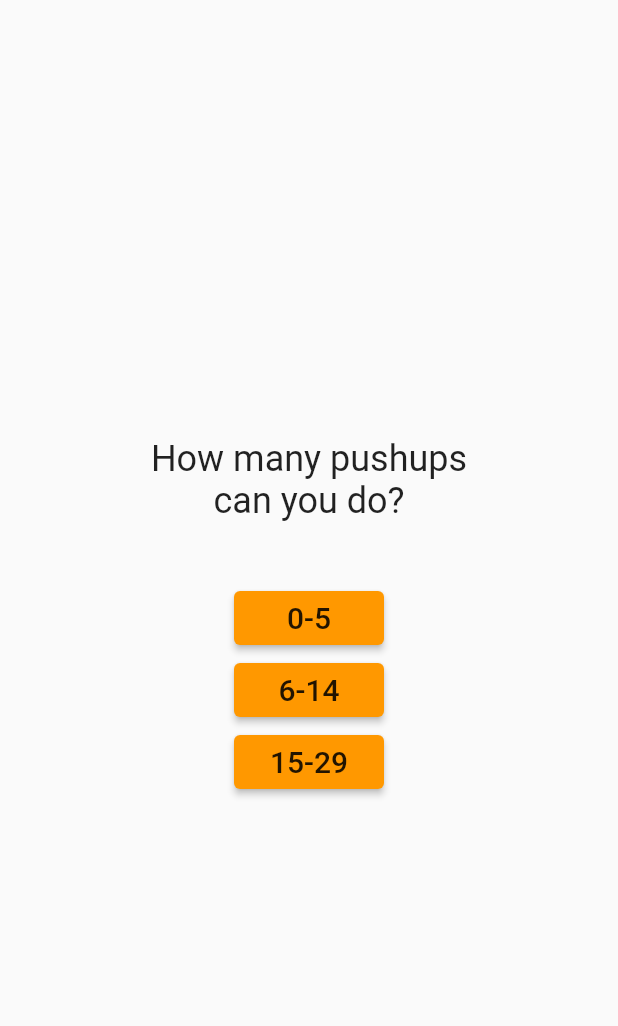
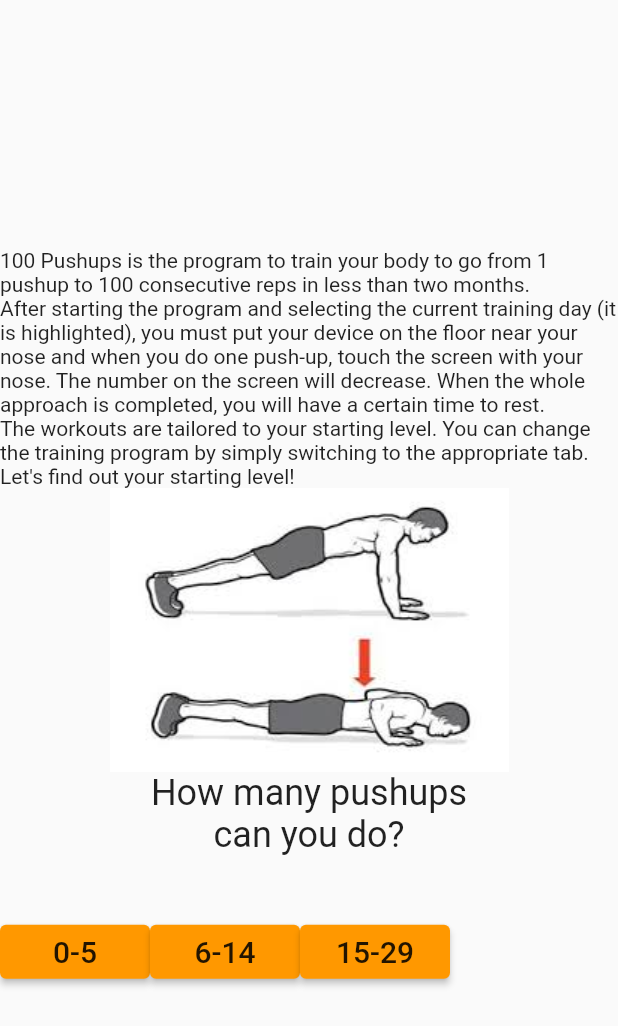
Before and after one commit to dariagorlova/pushups_app, a Flutter app: the screen it shows after launch, on a phone screen of 412 x 824 dp. Shown: the top 1026 px of the screen. Run offline on Flutter 3.47's test engine with Material 2 defaults, Android fonts, the phone set to English and light mode, and no system bars; our stand-ins replace auto_route, bloc, flutter_bloc, freezed_annotation, get_it, injectable and 1 more; missing offline and left inert: i69n.

Commit message:
add description on start page

```diff
--- a/lib/features/list/screen/widgets/select_training_program_view.dart
+++ b/lib/features/list/screen/widgets/select_training_program_view.dart
@@ -13,6 +13,9 @@ class SelectTrainingProgramView extends StatelessWidget {
         child: Column(
           mainAxisAlignment: MainAxisAlignment.center,
           children: [
+            Text(AppLocalizations.of(context).description),
+            // picture
+            Image.asset('assets/images/pushups.jpeg'),
             Text(
               AppLocalizations.of(context).startQuestion,
               style: Theme.of(context).textTheme.headline5,
@@ -21,6 +24,9 @@ class SelectTrainingProgramView extends StatelessWidget {
             const SizedBox(
               height: 40,
             ),
+
+            Row(
+              children: [
                 SizedBox(
                   width: 100,
                   child: ElevatedButton(
@@ -59,6 +65,8 @@ class SelectTrainingProgramView extends StatelessWidget {
                 ),
               ],
             ),
+          ],
+        ),
       ),
     );
   }
--- a/lib/localization/translations.i69n.dart
+++ b/lib/localization/translations.i69n.dart
@@ -50,8 +50,11 @@ class Translations implements i69n.I69nMessageBundle {
   String get quitBody => "Training is not finished. Do you want to go out?";
   String get yesButtonTitle => "Yes";
   String get noButtonTitle => "No";
+  String exerciseTitle(int day) => "Week ${day ~/ 3 + 1}, Day ${day % 3 + 1}";
   String listTile1(int numWeek) => "Week $numWeek, ";
   String listTile2(int numDay) => "Day $numDay";
+  String get description =>
+      "100 Pushups is the program to train your body to go from 1 pushup to 100 consecutive reps in less than two months.\nAfter starting the program and selecting the current training day (it is highlighted), you must put your device on the floor near your nose and when you do one push-up, touch the screen with your nose. The number on the screen will decrease. When the whole approach is completed, you will have a certain time to rest.\nThe workouts are tailored to your starting level. You can change the training program by simply switching to the appropriate tab.\nLet's find out your starting level!";
   Object operator [](String key) {
     var index = key.indexOf('.');
     if (index > 0) {
@@ -89,10 +92,14 @@ class Translations implements i69n.I69nMessageBundle {
         return yesButtonTitle;
       case 'noButtonTitle':
         return noButtonTitle;
+      case 'exerciseTitle':
+        return exerciseTitle;
       case 'listTile1':
         return listTile1;
       case 'listTile2':
         return listTile2;
+      case 'description':
+        return description;
       default:
         return key;
     }
--- a/lib/localization/translations.i69n.yaml
+++ b/lib/localization/translations.i69n.yaml
@@ -13,5 +13,7 @@ quitTitle: Want to quit?
 quitBody: Training is not finished. Do you want to go out?
 yesButtonTitle: Yes
 noButtonTitle: No
+exerciseTitle(int day): "Week ${day ~/ 3 + 1}, Day ${day % 3 + 1}"
 listTile1(int numWeek): "Week $numWeek, "
 listTile2(int numDay): "Day $numDay"
+description: 100 Pushups is the program to train your body to go from 1 pushup to 100 consecutive reps in less than two months.\nAfter starting the program and selecting the current training day (it is highlighted), you must put your device on the floor near your nose and when you do one push-up, touch the screen with your nose. The number on the screen will decrease. When the whole approach is completed, you will have a certain time to rest.\nThe workouts are tailored to your starting level. You can change the training program by simply switching to the appropriate tab.\nLet's find out your starting level!
--- a/lib/localization/translations_uk.i69n.dart
+++ b/lib/localization/translations_uk.i69n.dart
@@ -40,7 +40,7 @@ class Translations_uk extends Translations {
   String get tabNormal => "Звичайний";
   String get tabStrong => "Просунутий";
   String get tabExtreme => "Важкий";
-  String get startQuestion => "Скільки віджимань\nти можеш зробити?";
+  String get startQuestion => "Скільки віджимань\nВи можете зробити?";
   String get comeOn => "Давай-давай!";
   String get timeToRest => "Час відпочити!";
   String get continueIn => "Продовжемо через";
@@ -48,11 +48,15 @@ class Translations_uk extends Translations {
   String get congratulation => "Вітаю!";
   String get greatJob => "Чудова робота! Так тримати!";
   String get quitTitle => "Вийти?";
-  String get quitBody => "Тренування не завершенно. Бажаєш вийти?";
+  String get quitBody => "Тренування не завершенно. Бажаєте вийти?";
   String get yesButtonTitle => "Так";
   String get noButtonTitle => "Ні";
+  String exerciseTitle(int day) =>
+      "Тиждень ${day ~/ 3 + 1}, День ${day % 3 + 1}";
   String listTile1(int numWeek) => "Тиждень $numWeek, ";
   String listTile2(int numDay) => "День $numDay";
+  String get description =>
+      "100 віджимань це програма, що дозволяє тренувати тіло, щоб перейти від 1 віджимання до 100 повторень поспіль менш ніж за два місяці.\nЗапустивши програму і вибравши поточний день тренування (він виділений), Ви повинні покласти Ваш пристрій на підлогу в районі носа і, коли зробите один віджимання, торкнуться екрана носом. Цифра на екрані зменшиться. Коли весь підхід буде виконано, у Вас буде певний час для відпочинку.\nТренування складені з урахуванням Вашого початкового рівня. Ви зможете змінити програму тренування, просто переключившись на відповідну вкладку.\nДавайте дізнаємось Ваш початковий рівень!";
   Object operator [](String key) {
     var index = key.indexOf('.');
     if (index > 0) {
@@ -90,10 +94,14 @@ class Translations_uk extends Translations {
         return yesButtonTitle;
       case 'noButtonTitle':
         return noButtonTitle;
+      case 'exerciseTitle':
+        return exerciseTitle;
       case 'listTile1':
         return listTile1;
       case 'listTile2':
         return listTile2;
+      case 'description':
+        return description;
       default:
         return super[key];
     }
--- a/lib/localization/translations_uk.i69n.yaml
+++ b/lib/localization/translations_uk.i69n.yaml
@@ -2,7 +2,7 @@ mainPageTitle: 100 віджимань
 tabNormal: Звичайний
 tabStrong: Просунутий
 tabExtreme: Важкий
-startQuestion: Скільки віджимань\nти можеш зробити?
+startQuestion: Скільки віджимань\nВи можете зробити?
 comeOn: Давай-давай!
 timeToRest: Час відпочити!
 continueIn: Продовжемо через
@@ -10,8 +10,10 @@ enoughButtonText: Та давай вже
 congratulation: Вітаю!
 greatJob: Чудова робота! Так тримати!
 quitTitle: Вийти?
-quitBody: Тренування не завершенно. Бажаєш вийти?
+quitBody: Тренування не завершенно. Бажаєте вийти?
 yesButtonTitle: Так
 noButtonTitle: Ні
+exerciseTitle(int day): "Тиждень ${day ~/ 3 + 1}, День ${day % 3 + 1}"
 listTile1(int numWeek): "Тиждень $numWeek, "
 listTile2(int numDay): "День $numDay"
+description: 100 віджимань це програма, що дозволяє тренувати тіло, щоб перейти від 1 віджимання до 100 повторень поспіль менш ніж за два місяці.\nЗапустивши програму і вибравши поточний день тренування (він виділений), Ви повинні покласти Ваш пристрій на підлогу в районі носа і, коли зробите один віджимання, торкнуться екрана носом. Цифра на екрані зменшиться. Коли весь підхід буде виконано, у Вас буде певний час для відпочинку.\nТренування складені з урахуванням Вашого початкового рівня. Ви зможете змінити програму тренування, просто переключившись на відповідну вкладку.\nДавайте дізнаємось Ваш початковий рівень!
```
Lines whose indentation alone changed are shown as unchanged.
